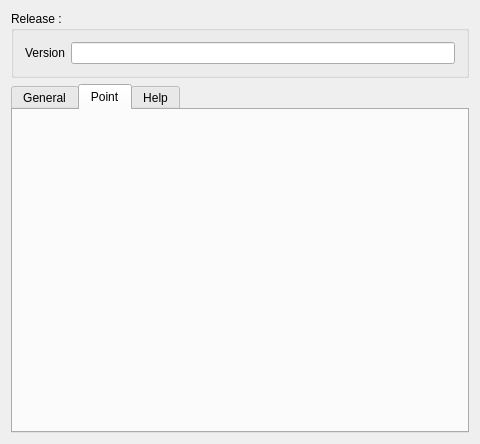
Before: the Qt Designer form Resources/Ui/WorkFeature_prefs.ui in Rentlau/WorkFeature-WB, drawn with Qt 5.
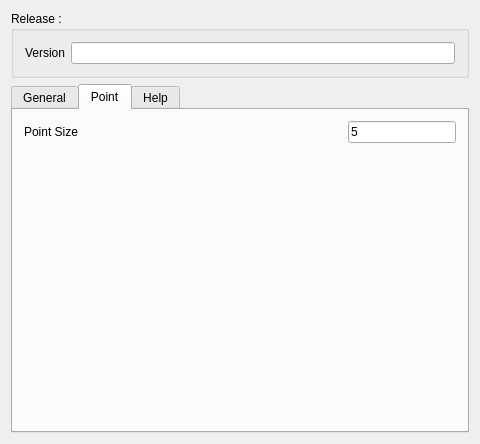
After: the same form once the commit is applied. The open tabs and pages were chosen to show the change. Icons and pictures are not drawn. Custom widgets are drawn as their Qt base class.

Commit message: Introduction of SizePoint in pref menu

Diff of the .ui file:
```diff
--- a/Resources/Ui/WorkFeature_prefs.ui
+++ b/Resources/Ui/WorkFeature_prefs.ui
@@ -222,6 +222,72 @@
       <attribute name="title">
        <string>Point</string>
       </attribute>
+      <layout class="QGridLayout" name="gridLayout_8">
+       <item row="0" column="0">
+        <layout class="QHBoxLayout" name="horizontalLayout_2">
+         <item>
+          <widget class="QLabel" name="point_label">
+           <property name="enabled">
+            <bool>true</bool>
+           </property>
+           <property name="sizePolicy">
+            <sizepolicy hsizetype="Expanding" vsizetype="Preferred">
+             <horstretch>0</horstretch>
+             <verstretch>0</verstretch>
+            </sizepolicy>
+           </property>
+           <property name="toolTip">
+            <string>&lt;html&gt;&lt;head/&gt;&lt;body&gt;&lt;p&gt;Change the size of next generated point(s).&lt;/p&gt;&lt;/body&gt;&lt;/html&gt;</string>
+           </property>
+           <property name="text">
+            <string>Point Size</string>
+           </property>
+          </widget>
+         </item>
+         <item>
+          <widget class="Gui::PrefLineEdit" name="point_edit">
+           <property name="sizePolicy">
+            <sizepolicy hsizetype="Minimum" vsizetype="Fixed">
+             <horstretch>0</horstretch>
+             <verstretch>0</verstretch>
+            </sizepolicy>
+           </property>
+           <property name="minimumSize">
+            <size>
+             <width>100</width>
+             <height>0</height>
+            </size>
+           </property>
+           <property name="toolTip">
+            <string>&lt;html&gt;&lt;head/&gt;&lt;body&gt;&lt;p&gt;Change the size of future point(s).&lt;/p&gt;&lt;/body&gt;&lt;/html&gt;</string>
+           </property>
+           <property name="text">
+            <string>5</string>
+           </property>
+           <property name="prefEntry" stdset="0">
+            <cstring>pointSize</cstring>
+           </property>
+           <property name="prefPath" stdset="0">
+            <cstring>Mod/WF</cstring>
+           </property>
+          </widget>
+         </item>
+        </layout>
+       </item>
+       <item row="1" column="0">
+        <spacer name="verticalSpacer_3">
+         <property name="orientation">
+          <enum>Qt::Vertical</enum>
+         </property>
+         <property name="sizeHint" stdset="0">
+          <size>
+           <width>20</width>
+           <height>266</height>
+          </size>
+         </property>
+        </spacer>
+       </item>
+      </layout>
      </widget>
      <widget class="QWidget" name="tab_help">
       <attribute name="title">
```
Left out of the diff: 12 changed lines with no effect on the pictures. The commit also changes 17 other files.
